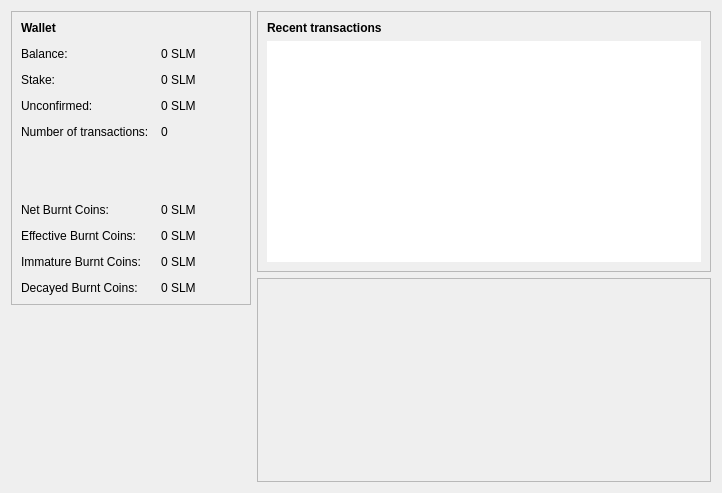
slimcoin-project/Slimcoin, file src/qt/forms/overviewpage.ui: the form before one commit.
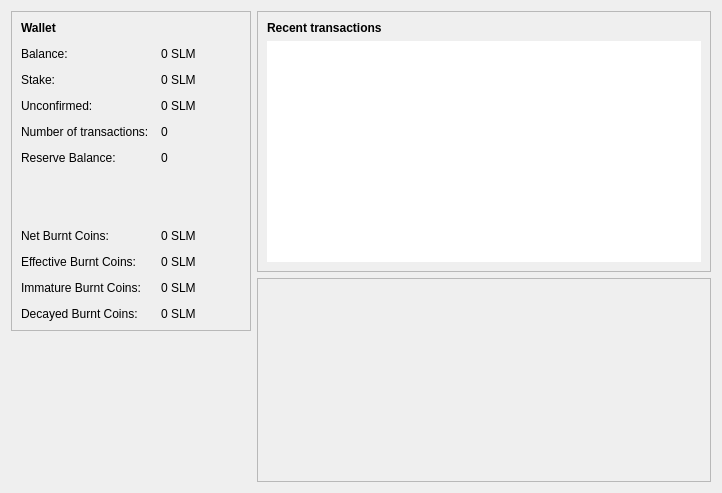
The form after the commit. Icons and pictures are not drawn. Custom widgets are drawn as their Qt base class.

The edit to the form file:
```diff
--- a/src/qt/forms/overviewpage.ui
+++ b/src/qt/forms/overviewpage.ui
@@ -103,7 +103,21 @@
           </property>
          </widget>
         </item>
-        <item row="7" column="0">
+        <item row="6" column="0">
+         <widget class="QLabel" name="label_2a">
+          <property name="text">
+           <string>Reserve Balance:</string>
+          </property>
+         </widget>
+        </item>
+        <item row="6" column="1">
+         <widget class="QLabel" name="labelReserveBalance">
+          <property name="text">
+           <string>0</string>
+          </property>
+         </widget>
+        </item>
+        <item row="8" column="0">
          <widget class="QLabel" name="label_7">
           <property name="toolTip">
            <string/>
@@ -113,14 +127,14 @@
           </property>
          </widget>
         </item>
-        <item row="7" column="1">
+        <item row="8" column="1">
          <widget class="QLabel" name="labelNetBurnCoins">
           <property name="text">
            <string>0 SLM</string>
           </property>
          </widget>
         </item>
-        <item row="6" column="1">
+        <item row="7" column="1">
          <spacer name="verticalSpacer_3">
           <property name="orientation">
            <enum>Qt::Vertical</enum>
@@ -136,7 +150,7 @@
           </property>
          </spacer>
         </item>
-        <item row="8" column="0">
+        <item row="9" column="0">
          <widget class="QLabel" name="label_8">
           <property name="toolTip">
            <string/>
@@ -146,14 +160,14 @@
           </property>
          </widget>
         </item>
-        <item row="8" column="1">
+        <item row="9" column="1">
          <widget class="QLabel" name="labelEffBurnCoins">
           <property name="text">
            <string>0 SLM</string>
           </property>
          </widget>
         </item>
-        <item row="9" column="0">
+        <item row="10" column="0">
          <widget class="QLabel" name="label_10">
           <property name="toolTip">
            <string/>
@@ -163,14 +177,14 @@
           </property>
          </widget>
         </item>
-        <item row="9" column="1">
+        <item row="10" column="1">
          <widget class="QLabel" name="labelImmBurnCoins">
           <property name="text">
            <string>0 SLM</string>
           </property>
          </widget>
         </item>
-        <item row="10" column="0">
+        <item row="11" column="0">
          <widget class="QLabel" name="label_12">
           <property name="toolTip">
            <string/>
@@ -180,7 +194,7 @@
           </property>
          </widget>
         </item>
-        <item row="10" column="1">
+        <item row="11" column="1">
          <widget class="QLabel" name="labelDecayBurnCoins">
           <property name="text">
            <string>0 SLM</string>
```
